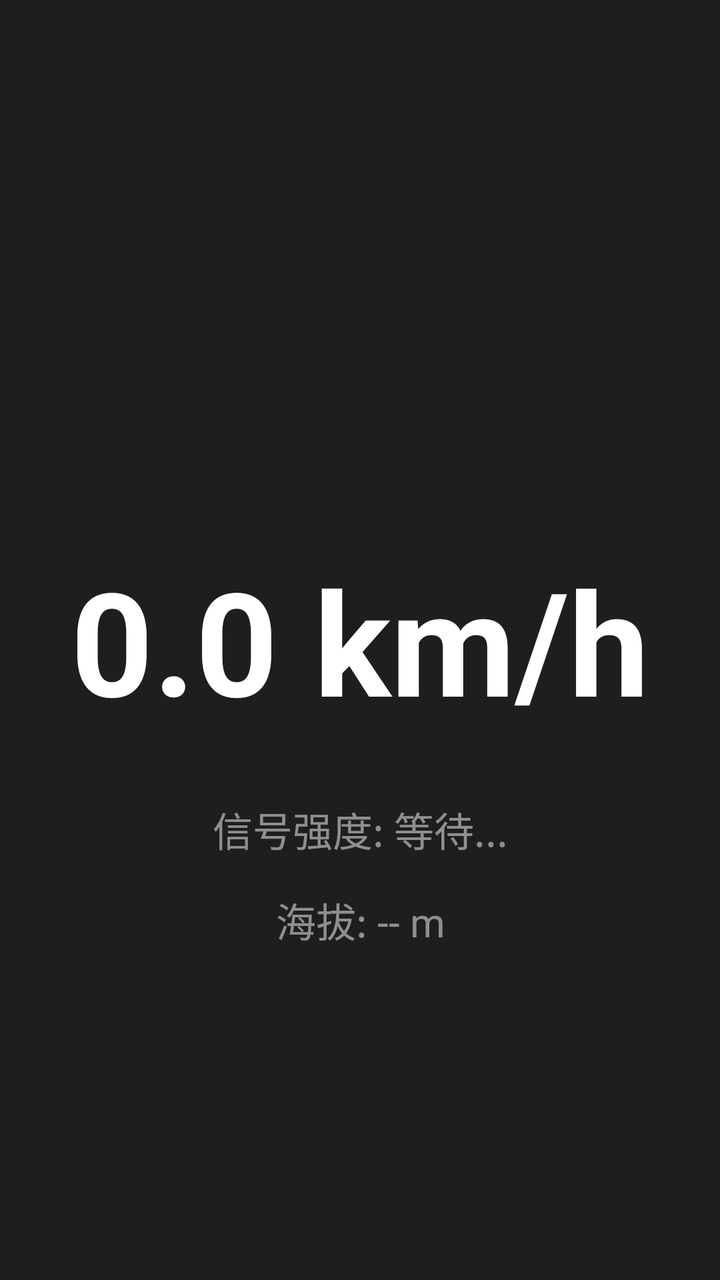
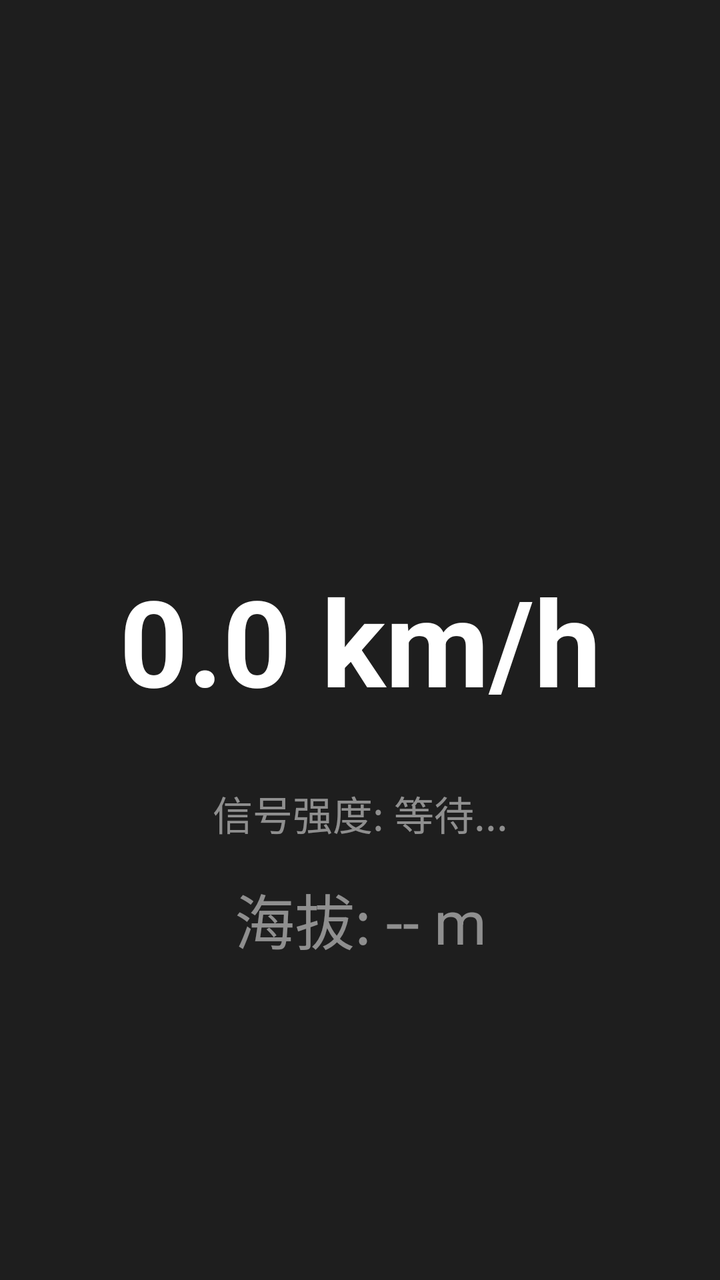

Before-and-after screenshots of an Android layout around one commit, followed by the original layout XML and the change that was made.
<!-- AndroidManifest.xml: application theme Theme.AppCompat.Light.DarkActionBar -->
<!-- res/layout/activity_main.xml -->
<?xml version="1.0" encoding="utf-8"?>

<androidx.constraintlayout.widget.ConstraintLayout
    xmlns:android="http://schemas.android.com/apk/res/android"
    xmlns:app="http://schemas.android.com/apk/res-auto"
    android:layout_width="match_parent"
    android:layout_height="match_parent"
    android:background="#1E1E1E"
    android:padding="24dp">

    <TextView
        android:id="@+id/tvSpeed"
        android:layout_width="wrap_content"
        android:layout_height="wrap_content"
        android:text="0.0 km/h"
        android:textColor="#FFFFFF"
        android:textSize="72sp"
        android:textStyle="bold"
        app:layout_constraintBottom_toBottomOf="parent"
        app:layout_constraintEnd_toEndOf="parent"
        app:layout_constraintStart_toStartOf="parent"
        app:layout_constraintTop_toTopOf="parent"
        app:layout_constraintVertical_chainStyle="packed" />

    <TextView
        android:id="@+id/tvSignal"
        android:layout_width="wrap_content"
        android:layout_height="wrap_content"
        android:layout_marginTop="32dp"
        android:text="信号强度: 等待..."
        android:textColor="#80FFFFFF"
        android:textSize="20sp"
        app:layout_constraintEnd_toEndOf="@id/tvSpeed"
        app:layout_constraintStart_toStartOf="@id/tvSpeed"
        app:layout_constraintTop_toBottomOf="@id/tvSpeed" />
     
    <TextView
        android:id="@+id/tvAltitude"
        android:layout_width="wrap_content"
        android:layout_height="wrap_content"
        android:layout_marginTop="16dp"
        android:text="海拔: -- m"
        android:textColor="#80FFFFFF"
        android:textSize="20sp"
        app:layout_constraintEnd_toEndOf="@id/tvSignal"
        app:layout_constraintStart_toStartOf="@id/tvSignal"
        app:layout_constraintTop_toBottomOf="@id/tvSignal" />

</androidx.constraintlayout.widget.ConstraintLayout>
<!-- resources referenced by this layout -->
<resources>

</resources>

<!-- the commit's change to res/layout/activity_main.xml (unified diff, before → after) -->
@@ -14,7 +14,7 @@
         android:layout_height="wrap_content"
         android:text="0.0 km/h"
         android:textColor="#FFFFFF"
-        android:textSize="72sp"
+        android:textSize="60sp"
         android:textStyle="bold"
         app:layout_constraintBottom_toBottomOf="parent"
         app:layout_constraintEnd_toEndOf="parent"
@@ -41,7 +41,7 @@
         android:layout_marginTop="16dp"
         android:text="海拔: -- m"
         android:textColor="#80FFFFFF"
-        android:textSize="20sp"
+        android:textSize="30sp"
         app:layout_constraintEnd_toEndOf="@id/tvSignal"
         app:layout_constraintStart_toStartOf="@id/tvSignal"
         app:layout_constraintTop_toBottomOf="@id/tvSignal" />
